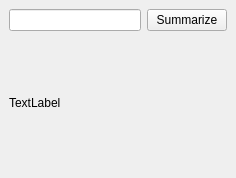
This is oop/practice-03/summarywindow.ui in BANOnotIT/homework as Qt 5 draws it before an edit. The edited form follows.
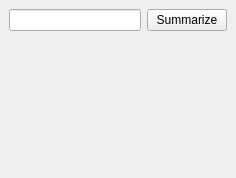
This is the edited form.

The edit to the form file:
```diff
--- a/oop/practice-03/summarywindow.ui
+++ b/oop/practice-03/summarywindow.ui
@@ -32,7 +32,7 @@
     <item>
      <widget class="QLabel" name="label">
       <property name="text">
-       <string>TextLabel</string>
+       <string/>
       </property>
      </widget>
     </item>
```
Left out of the diff: 2 changed lines with no effect on the pictures.
